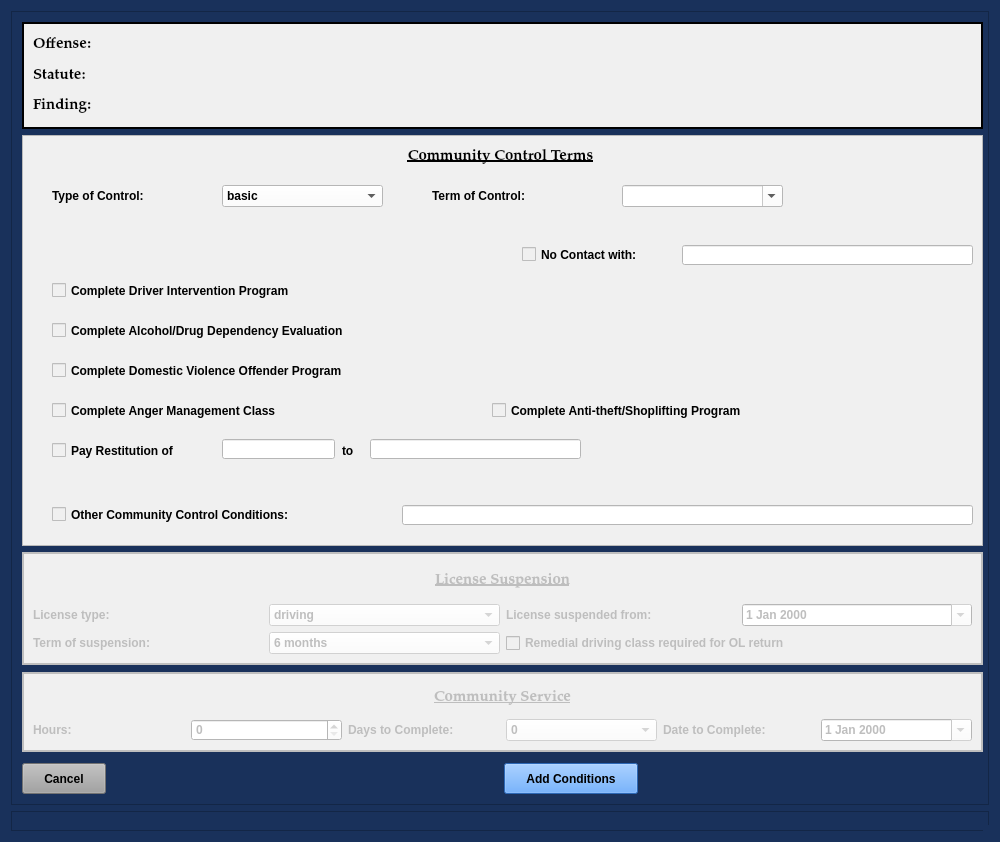
The window that views/ui/AddCommunityControlDialog.ui (HunterProgram22/MuniEntry) describes before a commit, drawn with Qt 5.
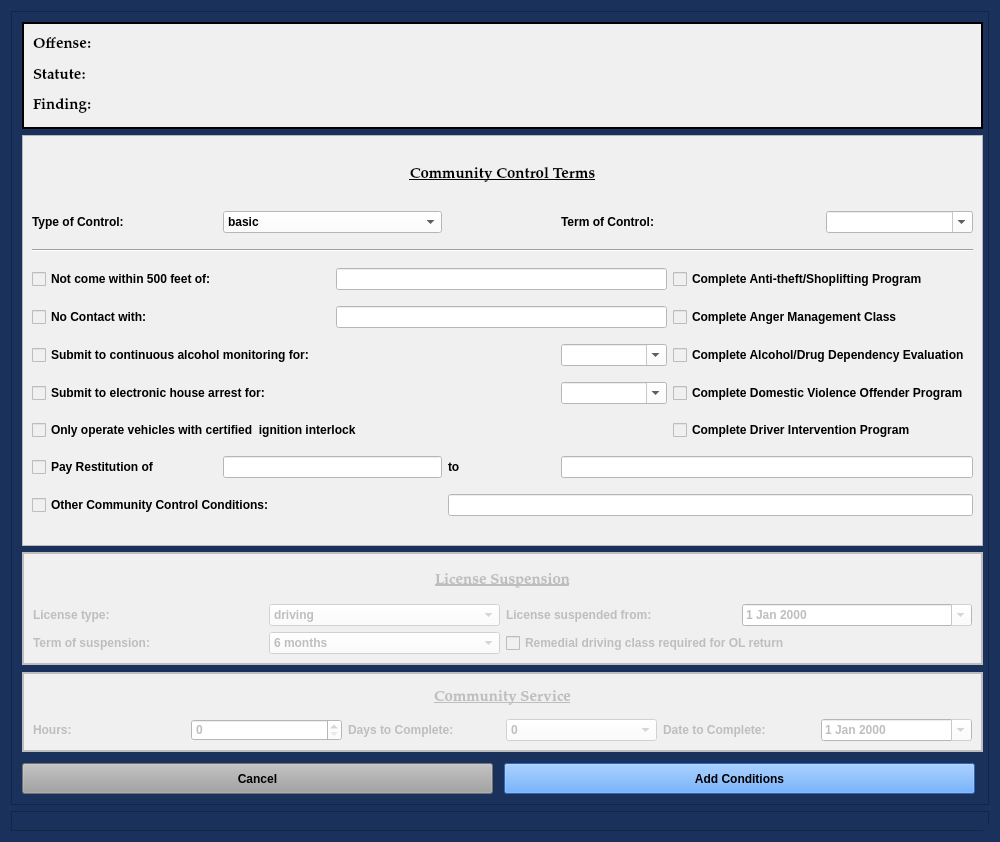
The same window after the commit.

Commit message: Comm Control now works on button press.

What changed in the file:
```diff
--- a/views/ui/AddCommunityControlDialog.ui
+++ b/views/ui/AddCommunityControlDialog.ui
@@ -526,7 +526,7 @@
         <rect>
          <x>10</x>
          <y>751</y>
-         <width>84</width>
+         <width>471</width>
          <height>31</height>
         </rect>
        </property>
@@ -545,7 +545,7 @@
         <rect>
          <x>492</x>
          <y>751</y>
-         <width>134</width>
+         <width>471</width>
          <height>31</height>
         </rect>
        </property>
@@ -577,21 +577,112 @@
        <property name="frameShadow">
         <enum>QFrame::Raised</enum>
        </property>
+       <layout class="QGridLayout" name="gridLayout_3">
+        <item row="3" column="2" colspan="3">
+         <widget class="QLineEdit" name="lineEdit_5">
+          <property name="styleSheet">
+           <string notr="true">background-color: rgb(255, 255, 255);</string>
+          </property>
+         </widget>
+        </item>
+        <item row="7" column="5" colspan="2">
+         <widget class="QCheckBox" name="checkBox">
+          <property name="text">
+           <string>Complete Driver Intervention Program </string>
+          </property>
+         </widget>
+        </item>
+        <item row="5" column="4">
+         <widget class="QComboBox" name="comboBox_3">
+          <property name="styleSheet">
+           <string notr="true">background-color: rgb(255, 255, 255);</string>
+          </property>
+          <property name="editable">
+           <bool>true</bool>
+          </property>
+          <item>
+           <property name="text">
+            <string/>
+           </property>
+          </item>
+          <item>
+           <property name="text">
+            <string>15 days</string>
+           </property>
+          </item>
+          <item>
+           <property name="text">
+            <string>30 days</string>
+           </property>
+          </item>
+          <item>
+           <property name="text">
+            <string>45 days</string>
+           </property>
+          </item>
+          <item>
+           <property name="text">
+            <string>60 days</string>
+           </property>
+          </item>
+         </widget>
+        </item>
+        <item row="5" column="0" colspan="3">
+         <widget class="QCheckBox" name="checkBox_10">
+          <property name="text">
+           <string>Submit to continuous alcohol monitoring for:</string>
+          </property>
+         </widget>
+        </item>
+        <item row="3" column="5" colspan="2">
+         <widget class="QCheckBox" name="checkBox_3">
+          <property name="text">
+           <string>Complete Anti-theft/Shoplifting Program</string>
+          </property>
+         </widget>
+        </item>
+        <item row="4" column="5" colspan="2">
+         <widget class="QCheckBox" name="checkBox_5">
+          <property name="text">
+           <string>Complete Anger Management Class</string>
+          </property>
+         </widget>
+        </item>
+        <item row="6" column="0" colspan="2">
+         <widget class="QCheckBox" name="checkBox_11">
+          <property name="text">
+           <string>Submit to electronic house arrest for:</string>
+          </property>
+         </widget>
+        </item>
+        <item row="3" column="0">
+         <widget class="QCheckBox" name="checkBox_9">
+          <property name="text">
+           <string>Not come within 500 feet of:</string>
+          </property>
+         </widget>
+        </item>
+        <item row="1" column="4" colspan="2">
+         <widget class="QLabel" name="label_3">
+          <property name="text">
+           <string>Term of Control:</string>
+          </property>
+         </widget>
+        </item>
+        <item row="0" column="0" colspan="7">
        <widget class="QLabel" name="label_25">
-        <property name="geometry">
-         <rect>
-          <x>10</x>
-          <y>10</y>
-          <width>937</width>
-          <height>23</height>
-         </rect>
-        </property>
         <property name="sizePolicy">
-         <sizepolicy hsizetype="Preferred" vsizetype="Minimum">
+           <sizepolicy hsizetype="Minimum" vsizetype="Minimum">
           <horstretch>0</horstretch>
           <verstretch>0</verstretch>
          </sizepolicy>
         </property>
+          <property name="maximumSize">
+           <size>
+            <width>16777215</width>
+            <height>40</height>
+           </size>
+          </property>
         <property name="font">
          <font>
           <family>Palatino Linotype</family>
@@ -609,15 +700,9 @@
          <set>Qt::AlignCenter</set>
         </property>
        </widget>
+        </item>
+        <item row="1" column="1" colspan="2">
        <widget class="QComboBox" name="comboBox">
-        <property name="geometry">
-         <rect>
-          <x>200</x>
-          <y>50</y>
-          <width>161</width>
-          <height>22</height>
-         </rect>
-        </property>
         <property name="styleSheet">
          <string notr="true">background-color: rgb(255, 255, 255);</string>
         </property>
@@ -637,41 +722,126 @@
          </property>
         </item>
        </widget>
+        </item>
+        <item row="6" column="4">
+         <widget class="QComboBox" name="comboBox_4">
+          <property name="styleSheet">
+           <string notr="true">background-color: rgb(255, 255, 255);</string>
+          </property>
+          <property name="editable">
+           <bool>true</bool>
+          </property>
+          <item>
+           <property name="text">
+            <string/>
+           </property>
+          </item>
+          <item>
+           <property name="text">
+            <string>15 days</string>
+           </property>
+          </item>
+          <item>
+           <property name="text">
+            <string>1 month</string>
+           </property>
+          </item>
+          <item>
+           <property name="text">
+            <string>2 months</string>
+           </property>
+          </item>
+          <item>
+           <property name="text">
+            <string>3 months</string>
+           </property>
+          </item>
+          <item>
+           <property name="text">
+            <string>6 months</string>
+           </property>
+          </item>
+         </widget>
+        </item>
+        <item row="10" column="3" colspan="4">
+         <widget class="QLineEdit" name="lineEdit_3">
+          <property name="styleSheet">
+           <string notr="true">background-color: rgb(255, 255, 255);</string>
+          </property>
+         </widget>
+        </item>
+        <item row="9" column="3">
+         <widget class="QLabel" name="label_4">
+          <property name="text">
+           <string>to</string>
+          </property>
+         </widget>
+        </item>
+        <item row="9" column="4" colspan="3">
+         <widget class="QLineEdit" name="lineEdit_2">
+          <property name="styleSheet">
+           <string notr="true">background-color: rgb(255, 255, 255);</string>
+          </property>
+         </widget>
+        </item>
+        <item row="4" column="0">
+         <widget class="QCheckBox" name="checkBox_8">
+          <property name="text">
+           <string>No Contact with: </string>
+          </property>
+         </widget>
+        </item>
+        <item row="9" column="0">
+         <widget class="QCheckBox" name="checkBox_6">
+          <property name="text">
+           <string>Pay Restitution of</string>
+          </property>
+         </widget>
+        </item>
+        <item row="1" column="0">
        <widget class="QLabel" name="label_2">
-        <property name="geometry">
-         <rect>
-          <x>30</x>
-          <y>50</y>
-          <width>141</width>
-          <height>21</height>
-         </rect>
-        </property>
         <property name="text">
          <string>Type of Control:</string>
         </property>
        </widget>
-       <widget class="QLabel" name="label_3">
-        <property name="geometry">
-         <rect>
-          <x>410</x>
-          <y>50</y>
-          <width>141</width>
-          <height>21</height>
-         </rect>
-        </property>
+        </item>
+        <item row="10" column="0" colspan="3">
+         <widget class="QCheckBox" name="checkBox_7">
+          <property name="text">
+           <string>Other Community Control Conditions:</string>
+          </property>
+         </widget>
+        </item>
+        <item row="9" column="1" colspan="2">
+         <widget class="QLineEdit" name="lineEdit">
+          <property name="styleSheet">
+           <string notr="true">background-color: rgb(255, 255, 255);</string>
+          </property>
+         </widget>
+        </item>
+        <item row="4" column="2" colspan="3">
+         <widget class="QLineEdit" name="lineEdit_4">
+          <property name="styleSheet">
+           <string notr="true">background-color: rgb(255, 255, 255);</string>
+          </property>
+         </widget>
+        </item>
+        <item row="5" column="5" colspan="2">
+         <widget class="QCheckBox" name="checkBox_2">
         <property name="text">
-         <string>Term of Control:</string>
-        </property>
-       </widget>
+           <string>Complete Alcohol/Drug Dependency Evaluation </string>
+          </property>
+         </widget>
+        </item>
+        <item row="6" column="5" colspan="2">
+         <widget class="QCheckBox" name="checkBox_4">
+          <property name="text">
+           <string>Complete Domestic Violence Offender Program</string>
+          </property>
+         </widget>
+        </item>
+        <item row="1" column="6">
        <widget class="QComboBox" name="comboBox_2">
-        <property name="geometry">
-         <rect>
-          <x>600</x>
-          <y>50</y>
-          <width>161</width>
-          <height>22</height>
-         </rect>
-        </property>
         <property name="styleSheet">
          <string notr="true">background-color: rgb(255, 255, 255);</string>
         </property>
@@ -709,175 +879,22 @@
          </property>
         </item>
        </widget>
-       <widget class="QCheckBox" name="checkBox">
-        <property name="geometry">
-         <rect>
-          <x>30</x>
-          <y>140</y>
-          <width>481</width>
-          <height>31</height>
-         </rect>
-        </property>
-        <property name="text">
-         <string>Complete Driver Intervention Program </string>
-        </property>
-       </widget>
-       <widget class="QCheckBox" name="checkBox_2">
-        <property name="geometry">
-         <rect>
-          <x>30</x>
-          <y>180</y>
-          <width>411</width>
-          <height>31</height>
-         </rect>
-        </property>
+        </item>
+        <item row="2" column="0" colspan="7">
+         <widget class="Line" name="line">
+          <property name="orientation">
+           <enum>Qt::Horizontal</enum>
+          </property>
+         </widget>
+        </item>
+        <item row="7" column="0" colspan="5">
+         <widget class="QCheckBox" name="checkBox_12">
         <property name="text">
-         <string>Complete Alcohol/Drug Dependency Evaluation </string>
-        </property>
-       </widget>
-       <widget class="QCheckBox" name="checkBox_3">
-        <property name="geometry">
-         <rect>
-          <x>470</x>
-          <y>260</y>
-          <width>481</width>
-          <height>31</height>
-         </rect>
-        </property>
-        <property name="text">
-         <string>Complete Anti-theft/Shoplifting Program</string>
-        </property>
-       </widget>
-       <widget class="QCheckBox" name="checkBox_4">
-        <property name="geometry">
-         <rect>
-          <x>30</x>
-          <y>220</y>
-          <width>481</width>
-          <height>31</height>
-         </rect>
-        </property>
-        <property name="text">
-         <string>Complete Domestic Violence Offender Program</string>
-        </property>
-       </widget>
-       <widget class="QCheckBox" name="checkBox_5">
-        <property name="geometry">
-         <rect>
-          <x>30</x>
-          <y>260</y>
-          <width>341</width>
-          <height>31</height>
-         </rect>
-        </property>
-        <property name="text">
-         <string>Complete Anger Management Class</string>
-        </property>
-       </widget>
-       <widget class="QCheckBox" name="checkBox_6">
-        <property name="geometry">
-         <rect>
-          <x>30</x>
-          <y>300</y>
-          <width>171</width>
-          <height>31</height>
-         </rect>
-        </property>
-        <property name="text">
-         <string>Pay Restitution of</string>
-        </property>
-       </widget>
-       <widget class="QLineEdit" name="lineEdit">
-        <property name="geometry">
-         <rect>
-          <x>200</x>
-          <y>304</y>
-          <width>113</width>
-          <height>20</height>
-         </rect>
-        </property>
-        <property name="styleSheet">
-         <string notr="true">background-color: rgb(255, 255, 255);</string>
-        </property>
-       </widget>
-       <widget class="QLabel" name="label_4">
-        <property name="geometry">
-         <rect>
-          <x>320</x>
-          <y>308</y>
-          <width>31</width>
-          <height>16</height>
-         </rect>
-        </property>
-        <property name="text">
-         <string>to</string>
-        </property>
-       </widget>
-       <widget class="QLineEdit" name="lineEdit_2">
-        <property name="geometry">
-         <rect>
-          <x>348</x>
-          <y>304</y>
-          <width>211</width>
-          <height>20</height>
-         </rect>
-        </property>
-        <property name="styleSheet">
-         <string notr="true">background-color: rgb(255, 255, 255);</string>
-        </property>
-       </widget>
-       <widget class="QCheckBox" name="checkBox_7">
-        <property name="geometry">
-         <rect>
-          <x>30</x>
-          <y>370</y>
-          <width>331</width>
-          <height>19</height>
-         </rect>
-        </property>
-        <property name="text">
-         <string>Other Community Control Conditions:</string>
-        </property>
-       </widget>
-       <widget class="QLineEdit" name="lineEdit_3">
-        <property name="geometry">
-         <rect>
-          <x>380</x>
-          <y>370</y>
-          <width>571</width>
-          <height>20</height>
-         </rect>
-        </property>
-        <property name="styleSheet">
-         <string notr="true">background-color: rgb(255, 255, 255);</string>
-        </property>
-       </widget>
-       <widget class="QCheckBox" name="checkBox_8">
-        <property name="geometry">
-         <rect>
-          <x>500</x>
-          <y>110</y>
-          <width>171</width>
-          <height>19</height>
-         </rect>
-        </property>
-        <property name="text">
-         <string>No Contact with: </string>
-        </property>
-       </widget>
-       <widget class="QLineEdit" name="lineEdit_4">
-        <property name="geometry">
-         <rect>
-          <x>660</x>
-          <y>110</y>
-          <width>291</width>
-          <height>20</height>
-         </rect>
-        </property>
-        <property name="styleSheet">
-         <string notr="true">background-color: rgb(255, 255, 255);</string>
-        </property>
-       </widget>
+           <string>Only operate vehicles with certified  ignition interlock</string>
+          </property>
+         </widget>
+        </item>
+       </layout>
       </widget>
      </widget>
     </widget>
```
Lines whose indentation alone changed are shown as unchanged. The commit also changes 5 other files.
